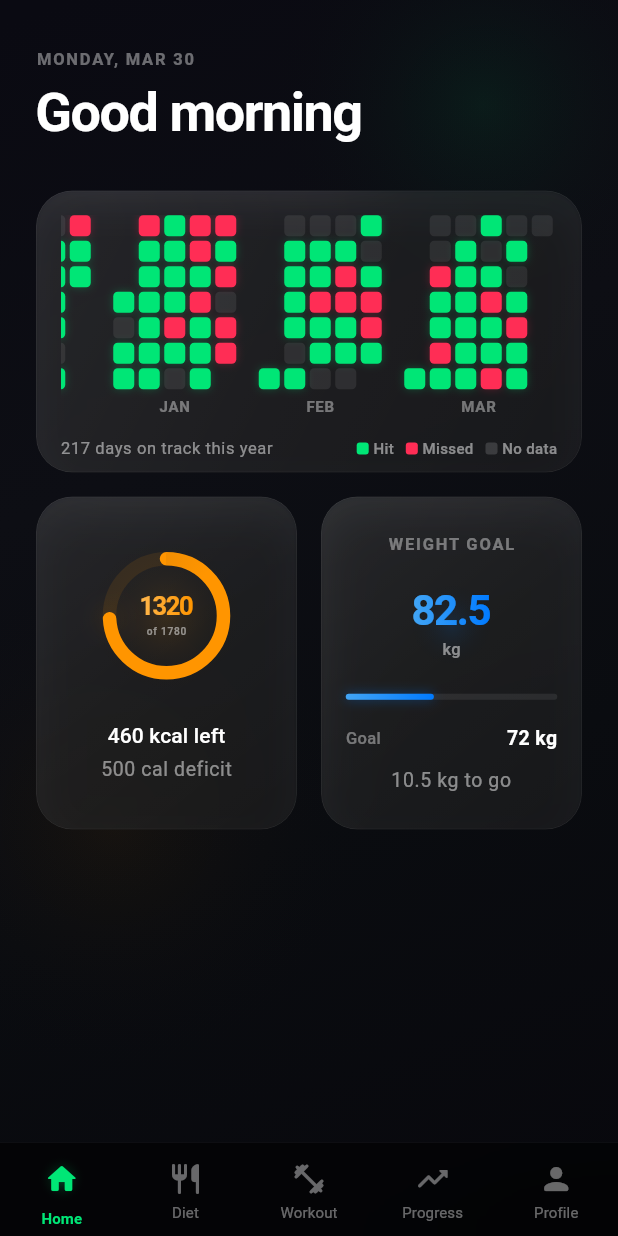
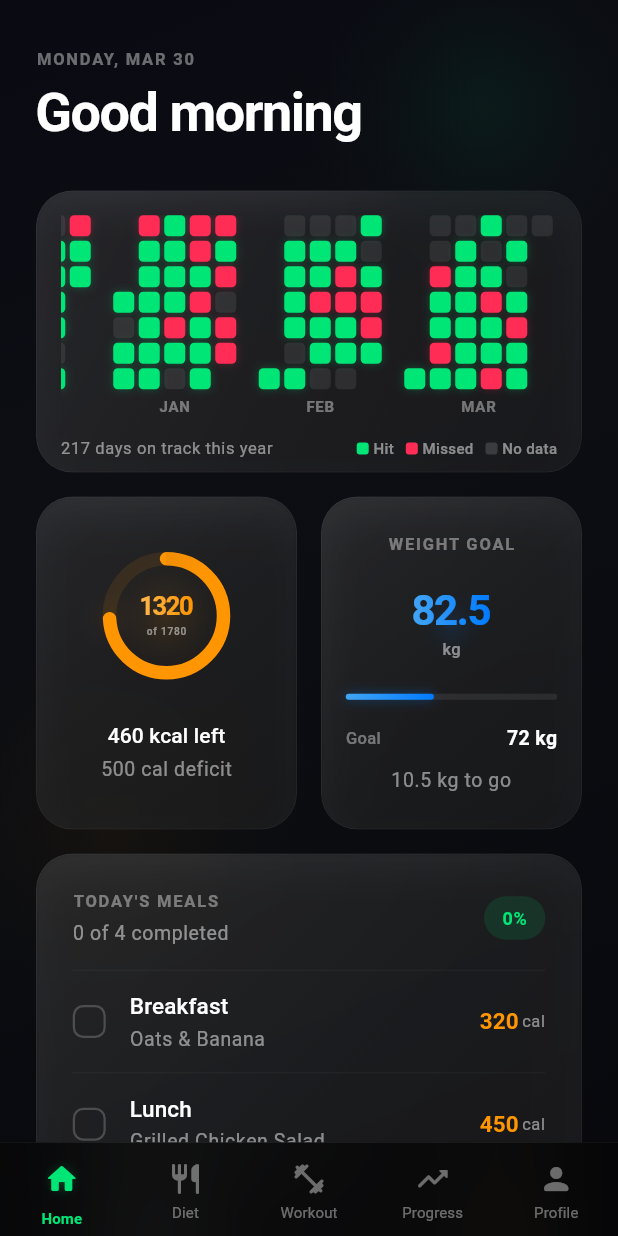
Before and after one commit to Kedar002/halkewajan, a Flutter app: the screen it shows after launch, on a phone screen of 412 x 824 dp. Run offline on Flutter 3.47's test engine with Material 3 defaults, Android fonts, the phone set to English and light mode, and no system bars.

Commit message:
home screen done

```diff
--- a/lib/screens/home_screen.dart
+++ b/lib/screens/home_screen.dart
@@ -3,6 +3,8 @@ import '../theme/app_theme.dart';
 import '../widgets/progress_calendar.dart';
 import '../widgets/todays_calorie_card.dart';
 import '../widgets/weight_goal_card.dart';
+import '../widgets/diet_checklist.dart';
+import '../widgets/todays_workout_card.dart';
 
 class HomeScreen extends StatefulWidget {
   const HomeScreen({super.key});
@@ -19,13 +21,17 @@ class _HomeScreenState extends State<HomeScreen>
   late final Animation<Offset> _calendarSlide;
   late final Animation<double> _calorieOpacity;
   late final Animation<Offset> _calorieSlide;
+  late final Animation<double> _checklistOpacity;
+  late final Animation<Offset> _checklistSlide;
+  late final Animation<double> _workoutOpacity;
+  late final Animation<Offset> _workoutSlide;
 
   @override
   void initState() {
     super.initState();
     _controller = AnimationController(
       vsync: this,
-      duration: const Duration(milliseconds: 1200),
+      duration: const Duration(milliseconds: 1800),
     );
 
     _greetingOpacity = CurvedAnimation(
@@ -55,6 +61,30 @@ class _HomeScreenState extends State<HomeScreen>
     ).animate(CurvedAnimation(
       parent: _controller,
       curve: const Interval(0.35, 0.8, curve: Curves.easeOutCubic),
+    ));
+
+    _checklistOpacity = CurvedAnimation(
+      parent: _controller,
+      curve: const Interval(0.45, 0.75, curve: Curves.easeOut),
+    );
+    _checklistSlide = Tween<Offset>(
+      begin: const Offset(0, 0.15),
+      end: Offset.zero,
+    ).animate(CurvedAnimation(
+      parent: _controller,
+      curve: const Interval(0.45, 0.80, curve: Curves.easeOutCubic),
+    ));
+
+    _workoutOpacity = CurvedAnimation(
+      parent: _controller,
+      curve: const Interval(0.60, 0.90, curve: Curves.easeOut),
+    );
+    _workoutSlide = Tween<Offset>(
+      begin: const Offset(0, 0.15),
+      end: Offset.zero,
+    ).animate(CurvedAnimation(
+      parent: _controller,
+      curve: const Interval(0.60, 0.95, curve: Curves.easeOutCubic),
     ));
 
     _controller.forward();
@@ -194,6 +224,28 @@ class _HomeScreenState extends State<HomeScreen>
                   ),
                 ),
 
+                const SizedBox(height: Spacing.md),
+
+                // Diet checklist — slides up + fades in
+                FadeTransition(
+                  opacity: _checklistOpacity,
+                  child: SlideTransition(
+                    position: _checklistSlide,
+                    child: const DietChecklist(),
+                  ),
+                ),
+
+                const SizedBox(height: Spacing.md),
+
+                // Today's workout — slides up + fades in
+                FadeTransition(
+                  opacity: _workoutOpacity,
+                  child: SlideTransition(
+                    position: _workoutSlide,
+                    child: const TodaysWorkoutCard(),
+                  ),
+                ),
+
                 // Breathing room for bottom nav
                 const SizedBox(height: 120),
               ],
--- /dev/null
+++ b/lib/widgets/diet_checklist.dart
@@ -0,0 +1,223 @@
+import 'package:flutter/material.dart';
+import '../theme/app_theme.dart';
+import 'glass_card.dart';
+
+class _Meal {
+  final String name;
+  final String description;
+  final int calories;
+  bool completed = false;
+
+  _Meal({
+    required this.name,
+    required this.description,
+    required this.calories,
+  });
+}
+
+class DietChecklist extends StatefulWidget {
+  const DietChecklist({super.key});
+
+  @override
+  State<DietChecklist> createState() => _DietChecklistState();
+}
+
+class _DietChecklistState extends State<DietChecklist> {
+  final List<_Meal> _meals = [
+    _Meal(name: 'Breakfast', description: 'Oats & Banana', calories: 320),
+    _Meal(name: 'Lunch', description: 'Grilled Chicken Salad', calories: 450),
+    _Meal(name: 'Snack', description: 'Almonds & Green Tea', calories: 150),
+    _Meal(name: 'Dinner', description: 'Dal Rice & Sabzi', calories: 520),
+  ];
+
+  int get _completedCount => _meals.where((m) => m.completed).length;
+
+  @override
+  Widget build(BuildContext context) {
+    final textTheme = Theme.of(context).textTheme;
+
+    return GlassCard(
+      padding: const EdgeInsets.all(0),
+      child: Column(
+        crossAxisAlignment: CrossAxisAlignment.start,
+        children: [
+          // Header
+          Padding(
+            padding: const EdgeInsets.fromLTRB(
+              Spacing.lg, Spacing.lg, Spacing.lg, Spacing.md,
+            ),
+            child: Row(
+              mainAxisAlignment: MainAxisAlignment.spaceBetween,
+              children: [
+                Column(
+                  crossAxisAlignment: CrossAxisAlignment.start,
+                  children: [
+                    Text("TODAY'S MEALS", style: textTheme.labelMedium),
+                    const SizedBox(height: Spacing.xs),
+                    Text(
+                      '$_completedCount of ${_meals.length} completed',
+                      style: textTheme.bodySmall,
+                    ),
+                  ],
+                ),
+                // Progress pill
+                Container(
+                  padding: const EdgeInsets.symmetric(
+                    horizontal: 12,
+                    vertical: 6,
+                  ),
+                  decoration: BoxDecoration(
+                    color: AppTheme.accent.withValues(alpha: 0.12),
+                    borderRadius: AppTheme.borderRadiusPill,
+                  ),
+                  child: Text(
+                    '${(_completedCount * 100 / _meals.length).round()}%',
+                    style: textTheme.labelLarge?.copyWith(
+                      color: AppTheme.accent,
+                      fontWeight: FontWeight.w600,
+                      fontSize: 12,
+                    ),
+                  ),
+                ),
+              ],
+            ),
+          ),
+
+          // Meal list
+          ...List.generate(_meals.length, (index) {
+            final meal = _meals[index];
+            final isLast = index == _meals.length - 1;
+
+            return Column(
+              children: [
+                // Divider
+                Container(
+                  height: 0.5,
+                  margin: const EdgeInsets.symmetric(horizontal: Spacing.lg),
+                  color: Colors.white.withValues(alpha: 0.06),
+                ),
+                _MealRow(
+                  meal: meal,
+                  onToggle: () {
+                    setState(() => meal.completed = !meal.completed);
+                  },
+                ),
+                if (isLast) const SizedBox(height: Spacing.sm),
+              ],
+            );
+          }),
+        ],
+      ),
+    );
+  }
+}
+
+class _MealRow extends StatelessWidget {
+  final _Meal meal;
+  final VoidCallback onToggle;
+
+  const _MealRow({required this.meal, required this.onToggle});
+
+  @override
+  Widget build(BuildContext context) {
+    final textTheme = Theme.of(context).textTheme;
+
+    return Material(
+      color: Colors.transparent,
+      child: InkWell(
+        onTap: onToggle,
+        splashColor: AppTheme.accent.withValues(alpha: 0.05),
+        highlightColor: Colors.transparent,
+        child: Padding(
+          padding: const EdgeInsets.symmetric(
+            horizontal: Spacing.lg,
+            vertical: 14,
+          ),
+          child: Row(
+            children: [
+              // Custom checkbox
+              AnimatedContainer(
+                duration: const Duration(milliseconds: 200),
+                curve: Curves.easeOutCubic,
+                width: 22,
+                height: 22,
+                decoration: BoxDecoration(
+                  color: meal.completed
+                      ? AppTheme.accent
+                      : Colors.transparent,
+                  borderRadius: BorderRadius.circular(7),
+                  border: Border.all(
+                    color: meal.completed
+                        ? AppTheme.accent
+                        : Colors.white.withValues(alpha: 0.2),
+                    width: 1.5,
+                  ),
+                ),
+                child: meal.completed
+                    ? const Icon(
+                        Icons.check_rounded,
+                        size: 14,
+                        color: Colors.black,
+                      )
+                    : null,
+              ),
+
+              const SizedBox(width: Spacing.md),
+
+              // Meal info
+              Expanded(
+                child: Column(
+                  crossAxisAlignment: CrossAxisAlignment.start,
+                  children: [
+                    Text(
+                      meal.name,
+                      style: textTheme.titleSmall?.copyWith(
+                        decoration: meal.completed
+                            ? TextDecoration.lineThrough
+                            : null,
+                        decorationColor: Colors.white.withValues(alpha: 0.3),
+                        color: meal.completed
+                            ? Colors.white.withValues(alpha: 0.4)
+                            : null,
+                      ),
+                    ),
+                    const SizedBox(height: 2),
+                    Text(
+                      meal.description,
+                      style: textTheme.bodySmall?.copyWith(
+                        color: meal.completed
+                            ? Colors.white.withValues(alpha: 0.2)
+                            : null,
+                      ),
+                    ),
+                  ],
+                ),
+              ),
+
+              // Calories
+              Text(
+                '${meal.calories}',
+                style: textTheme.titleSmall?.copyWith(
+                  fontWeight: FontWeight.w600,
+                  color: meal.completed
+                      ? Colors.white.withValues(alpha: 0.3)
+                      : AppTheme.calories,
+                ),
+              ),
+              const SizedBox(width: 2),
+              Text(
+                'cal',
+                style: textTheme.bodySmall?.copyWith(
+                  fontSize: 11,
+                  color: meal.completed
+                      ? Colors.white.withValues(alpha: 0.2)
+                      : null,
+                ),
+              ),
+            ],
+          ),
+        ),
+      ),
+    );
+  }
+}
```
Also changed, not shown: lib/widgets/todays_workout_card.dart (added, +220 -0 lines).
